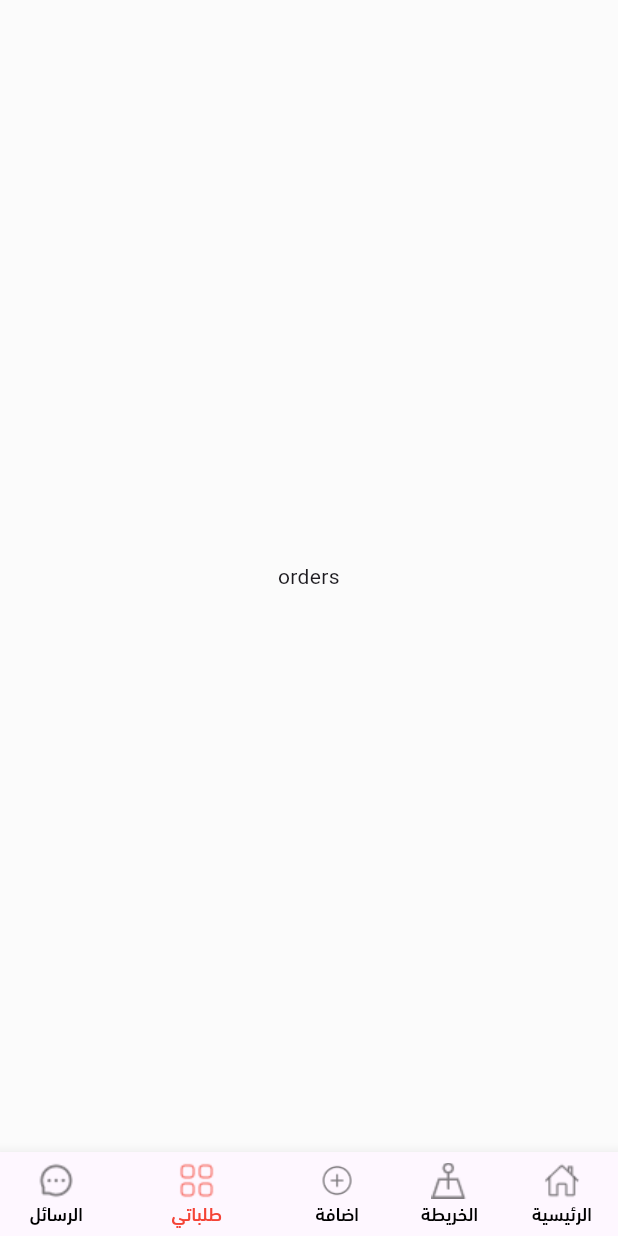
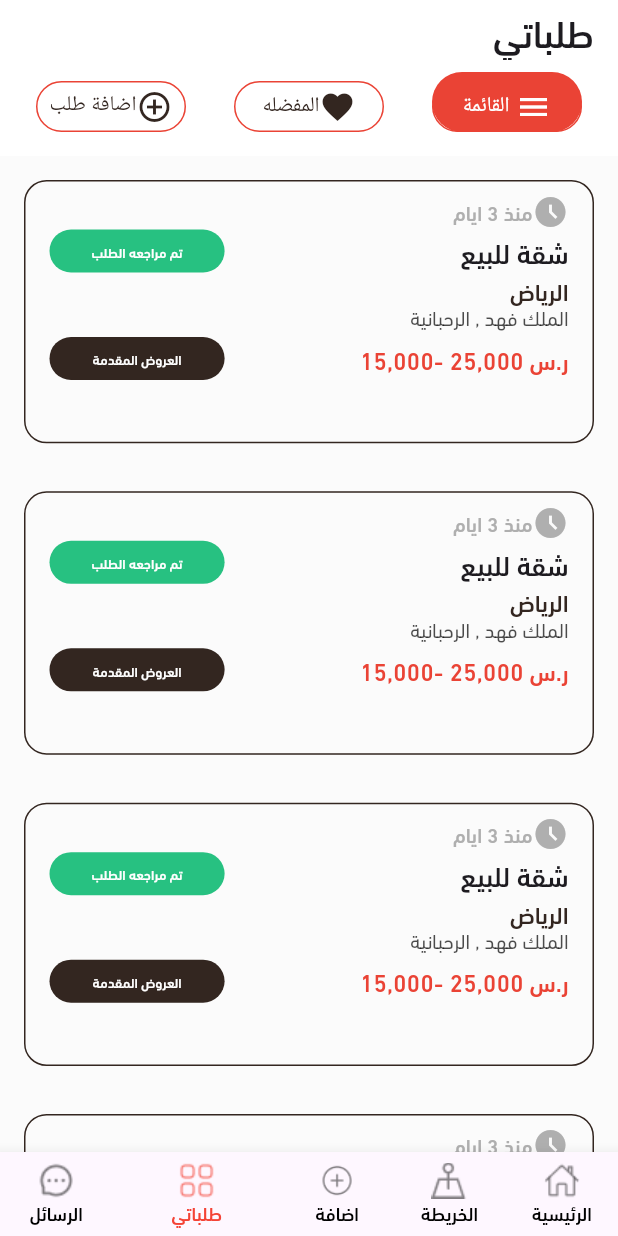
Before and after one commit to basmalahesham/broker, a Flutter app: the screen it shows after launch, item 4 of the bottom bar chosen, on a phone screen of 412 x 824 dp. Run offline on Flutter 3.47's test engine with Material 3 defaults, Android fonts, the phone set to English and light mode, and no system bars; our stand-ins replace carousel_slider, device_preview, dots_indicator, flutter_screenutil.

Commit message:
create order_view_body.dart

```diff
--- a/lib/core/utils/styles.dart
+++ b/lib/core/utils/styles.dart
@@ -8,8 +8,18 @@ abstract class Styles {
     fontWeight: FontWeight.bold,
     fontFamily: kFontFamily,
   );
+  static TextStyle textStyle22 = TextStyle(
+    fontSize: 22.sp,
+    fontWeight: FontWeight.w500,
+    fontFamily: kFontFamily,
+  );
   static TextStyle textStyle8 = TextStyle(
     fontSize: 8.sp,
+    fontWeight: FontWeight.w500,
+    fontFamily: kFontFamily,
+  );
+  static TextStyle textStyle7 = TextStyle(
+    fontSize: 7.sp,
     fontWeight: FontWeight.w500,
     fontFamily: kFontFamily,
   );
--- a/lib/features/orders/presentation/views/orders_view.dart
+++ b/lib/features/orders/presentation/views/orders_view.dart
@@ -1,3 +1,4 @@
+import 'package:broker/features/orders/presentation/views/widgets/order_view_body.dart';
 import 'package:flutter/material.dart';
 
 class OrdersView extends StatelessWidget {
@@ -5,6 +6,6 @@ class OrdersView extends StatelessWidget {
 
   @override
   Widget build(BuildContext context) {
-    return const Center(child: Text('orders'));
+    return const OrderViewBody();
   }
 }
--- /dev/null
+++ b/lib/features/orders/presentation/views/widgets/order_view_body.dart
@@ -0,0 +1,250 @@
+import 'package:broker/constants.dart';
+import 'package:broker/core/utils/styles.dart';
+import 'package:flutter/material.dart';
+import 'package:flutter_screenutil/flutter_screenutil.dart';
+
+class OrderViewBody extends StatelessWidget {
+  const OrderViewBody({
+    super.key,
+  });
+
+  @override
+  Widget build(BuildContext context) {
+    return DefaultTabController(
+      initialIndex: 1,
+      length: 3,
+      child: Scaffold(
+        appBar: AppBar(
+          backgroundColor: Colors.white,
+          title: Text(
+            'طلباتي',
+            style: Styles.textStyle22,
+          ),
+          notificationPredicate: (ScrollNotification notification) {
+            return notification.depth == 1;
+          },
+          bottom: TabBar(
+            dividerColor: Colors.transparent,
+            padding: const EdgeInsets.all(8),
+            indicatorPadding: const EdgeInsets.only(
+              bottom: 8,
+            ),
+            indicator: BoxDecoration(
+              borderRadius: BorderRadius.circular(23), // Creates border
+              color: kSecondaryColor,
+            ),
+            labelColor: Colors.white,
+            unselectedLabelColor: const Color(0xFF332620),
+            tabs: <Widget>[
+              Tab(
+                child: Container(
+                  padding: const EdgeInsets.all(4),
+                  decoration: BoxDecoration(
+                    borderRadius: BorderRadius.circular(23),
+                    border: Border.all(
+                      color: kSecondaryColor,
+                    ),
+                  ),
+                  child: const Row(
+                    mainAxisAlignment: MainAxisAlignment.center,
+                    children: [
+                      Icon(Icons.menu),
+                      SizedBox(
+                        width: 4,
+                      ),
+                      Text('القائمة'),
+                    ],
+                  ),
+                ),
+              ),
+              Tab(
+                child: Container(
+                  padding: const EdgeInsets.all(4),
+                  decoration: BoxDecoration(
+                    borderRadius: BorderRadius.circular(23),
+                    border: Border.all(
+                      color: kSecondaryColor,
+                    ),
+                  ),
+                  child: const Row(
+                    mainAxisAlignment: MainAxisAlignment.center,
+                    children: [
+                      Icon(Icons.favorite),
+                      Text('المفضله'),
+                    ],
+                  ),
+                ),
+              ),
+              Tab(
+                child: Container(
+                  padding: const EdgeInsets.all(4),
+                  decoration: BoxDecoration(
+                    borderRadius: BorderRadius.circular(23),
+                    border: Border.all(
+                      color: kSecondaryColor,
+                    ),
+                  ),
+                  child: const Row(
+                    mainAxisAlignment: MainAxisAlignment.center,
+                    children: [
+                      Icon(Icons.add_circle_outline),
+                      Text('اضافة طلب'),
+                    ],
+                  ),
+                ),
+              ),
+            ],
+          ),
+        ),
+        body: CustomScrollView(
+          slivers: [
+            SliverToBoxAdapter(
+              child:
+              SizedBox(
+                height: 600.h,
+                child: TabBarView(
+                  children: [
+                    ListView.builder(
+                      itemCount: 10,
+                      itemBuilder: (context, index) => Padding(
+                        padding: const EdgeInsets.all(16.0),
+                        child: Container(
+                          width: 343.w,
+                          height: 147.h,
+                          decoration: BoxDecoration(
+                            borderRadius: BorderRadius.circular(15),
+                            border: Border.all(
+                              color: const Color(0xFF332620),
+                            ),
+                          ),
+                          child: Padding(
+                            padding: const EdgeInsets.only(
+                                top: 8.0, right: 16, left: 16),
+                            child: Column(
+                              crossAxisAlignment: CrossAxisAlignment.start,
+                              children: [
+                                Row(
+                                  children: [
+                                    const Icon(
+                                      Icons.access_time_filled,
+                                      color: Color(0xFFAFAFAF),
+                                    ),
+                                    Text(
+                                      'منذ 3 ايام',
+                                      style: Styles.textStyle12.copyWith(
+                                        color: const Color(0xFFAFAFAF),
+                                      ),
+                                    ),
+                                  ],
+                                ),
+                                Row(
+                                  mainAxisAlignment:
+                                      MainAxisAlignment.spaceBetween,
+                                  children: [
+                                    Text(
+                                      'شقة للبيع',
+                                      style: Styles.textStyle16,
+                                    ),
+                                    Container(
+                                      width: 102.w,
+                                      height: 24.h,
+                                      decoration: BoxDecoration(
+                                        borderRadius: BorderRadius.circular(23),
+                                        color: const Color(0xFF27C181),
+                                      ),
+                                      child: Align(
+                                        alignment: Alignment.center,
+                                        child: Text(
+                                          'تم مراجعه الطلب',
+                                          style: Styles.textStyle8.copyWith(
+                                            color: Colors.white,
+                                          ),
+                                        ),
+                                      ),
+                                    ),
+                                  ],
+                                ),
+                                Text(
+                                  'الرياض',
+                                  style: Styles.textStyle14.copyWith(
+                                    color: Color(0xFF332620),
+                                  ),
+                                ),
+                                Text(
+                                  'الملك فهد , الرحبانية',
+                                  style: Styles.textStyle12.copyWith(
+                                    fontWeight: FontWeight.w400,
+                                    color: Colors.black.withOpacity(0.7),
+                                  ),
+                                ),
+                                Row(
+                                  mainAxisAlignment:
+                                      MainAxisAlignment.spaceBetween,
+                                  children: [
+                                    Text(
+                                      'ر.س 25,000 -15,000',
+                                      style: Styles.textStyle14.copyWith(
+                                        color: kSecondaryColor,
+                                      ),
+                                    ),
+                                    Container(
+                                      width: 102.w,
+                                      height: 24.h,
+                                      decoration: BoxDecoration(
+                                        borderRadius: BorderRadius.circular(23),
+                                        color: const Color(0xFF332620),
+                                      ),
+                                      child: Align(
+                                        alignment: Alignment.center,
+                                        child: Text(
+                                          'العروض المقدمة',
+                                          style: Styles.textStyle8.copyWith(
+                                            color: Colors.white,
+                                          ),
+                                        ),
+                                      ),
+                                    ),
+                                  ],
+                                ),
+                              ],
+                            ),
+                          ),
+                        ),
+                      ),
+                    )
+                  ],
+                ),
+              ),
+            ),
+          ],
+        ),
+      ),
+    );
+  }
+}
+/*import 'package:broker/constants.dart';
+import 'package:broker/core/utils/styles.dart';
+import 'package:broker/features/orders/presentation/views/widgets/custom_app_bar.dart';
+import 'package:flutter/material.dart';
+import 'package:flutter_screenutil/flutter_screenutil.dart';
+
+class OrderViewBody extends StatelessWidget {
+  const OrderViewBody({
+    super.key,
+  });
+
+  @override
+  Widget build(BuildContext context) {
+    return CustomScrollView(
+      slivers: [
+        SliverToBoxAdapter(
+          child: Column(
+            children: [
+              CustomAppBar(),
+            ],
+          ),
+        ),
+      ],
+    );
+  }
+}*/
--- a/pubspec.yaml
+++ b/pubspec.yaml
@@ -41,6 +41,7 @@ dependencies:
   dots_indicator: ^3.0.0
   flutter_screenutil: ^5.9.3
   device_preview: ^1.2.0
+  buttons_tabbar: ^1.3.13
 
 dev_dependencies:
   flutter_test:
```
Also changed, not shown: pubspec.lock.
